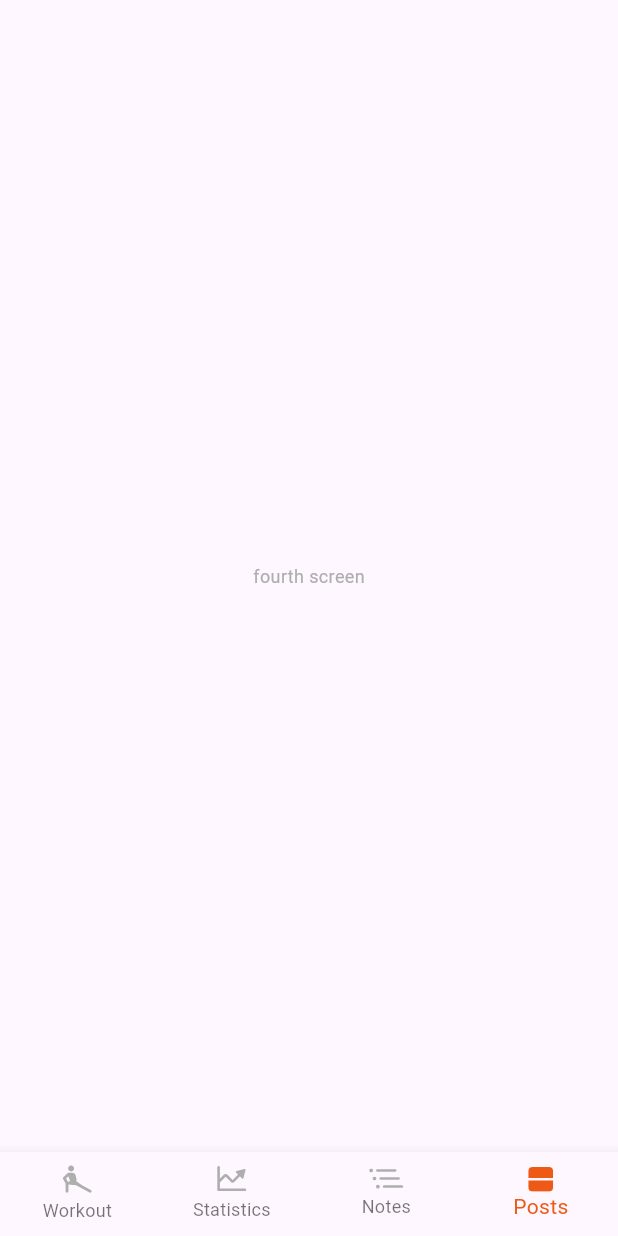
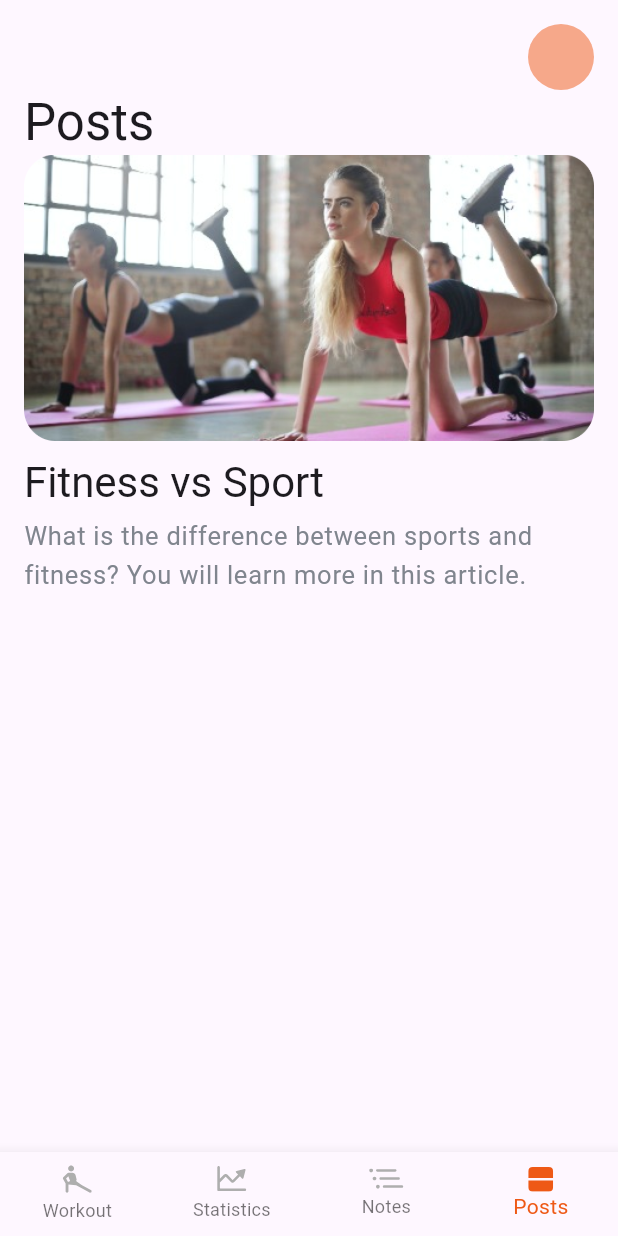
Before and after one commit to Yagshymyradov/most-bet, a Flutter app: the MainScreen screen opened directly, item 4 of the bottom bar chosen, on a phone screen of 412 x 824 dp. Run offline on Flutter 3.47's test engine with Material 3 defaults, Android fonts, the phone set to English and light mode, and no system bars; our stand-ins replace flutter_riverpod, flutter_svg, hive, hive_flutter, shared_preferences; missing offline and left inert: app_review; accounts and stored records are empty; generated files the repository leaves out were written again; Roboto replaces fonts that are missing (Sf-Pro-Regular); project files that could hold a hidden picture were left out.

Commit message:
posts && post detail

```diff
--- a/lib/screens/main_screen.dart
+++ b/lib/screens/main_screen.dart
@@ -4,6 +4,7 @@ import '../l10n/l10n.dart';
 import '../utils/assets.dart';
 import '../utils/theme/theme.dart';
 import 'notes_sceen/notes.dart';
+import 'posts_screen/posts.dart';
 import 'statistic_sreen/statistic.dart';
 import 'workout_screen/workout.dart';
 
@@ -20,7 +21,7 @@ class _MainScreenState extends State<MainScreen> {
     const Workout(),
     const Statistic(),
     const Notes(),
-    const Center(child: Text('fourth screen')),
+    const Posts(),
   ];
 
   @override
--- a/lib/screens/notes_sceen/notes.dart
+++ b/lib/screens/notes_sceen/notes.dart
@@ -5,7 +5,6 @@ import '../../components/modal_bottom_sheet.dart';
 import '../../components/note_tile.dart';
 import '../../components/small_buttons.dart';
 import '../../l10n/l10n.dart';
-import '../../utils/extensions.dart';
 import '../../utils/theme/theme.dart';
 import 'add_notes.dart';
 import 'note_detail.dart';
@@ -20,7 +19,6 @@ class Notes extends StatefulWidget {
 class _NotesState extends State<Notes> {
   @override
   Widget build(BuildContext context) {
-    final textTheme = context.textTheme;
     final l10n = context.l10n;
     return SafeArea(
       child: Stack(
--- /dev/null
+++ b/lib/screens/posts_screen/posts.dart
@@ -0,0 +1,44 @@
+import 'package:flutter/material.dart';
+
+import '../../components/app_bar_widget.dart';
+import '../../components/modal_bottom_sheet.dart';
+import '../../l10n/l10n.dart';
+import '../../utils/assets.dart';
+import '../../utils/extensions.dart';
+import 'post_detail.dart';
+
+class Posts extends StatelessWidget {
+  const Posts({super.key});
+
+  @override
+  Widget build(BuildContext context) {
+    final l10n = context.l10n;
+    final textTheme = context.textTheme;
+
+    return SafeArea(
+      child: ListView(
+        padding: const EdgeInsets.all(16),
+        children: [
+          AppBarWidget(title: l10n.posts),
+          InkWell(
+            onTap: ()=> modalBottomSheet(
+              context,
+              const PostDetail(),
+            ),
+            child: AppIcons.fitness.pngPicture,
+          ),
+          const SizedBox(height: 10),
+          Text(
+            'Fitness vs Sport',
+            style: textTheme.titleLarge?.copyWith(fontSize: 28),
+          ),
+          const SizedBox(height: 4),
+          Text(
+            'What is the difference between sports and fitness? You will learn more in this article.',
+            style: textTheme.bodyLarge,
+          )
+        ],
+      ),
+    );
+  }
+}
--- a/lib/utils/assets.dart
+++ b/lib/utils/assets.dart
@@ -2,6 +2,7 @@ import 'package:flutter/material.dart';
 import 'package:flutter_svg/svg.dart';
 
 enum AppIcons {
+  fitness('fitness'),
   favorite('favorite'),
   tick('tick'),
   delete('delete'),
```
Also changed, not shown: lib/screens/posts_screen/post_detail.dart (added, +31 -0 lines), assets/images/fitness.png (added).
